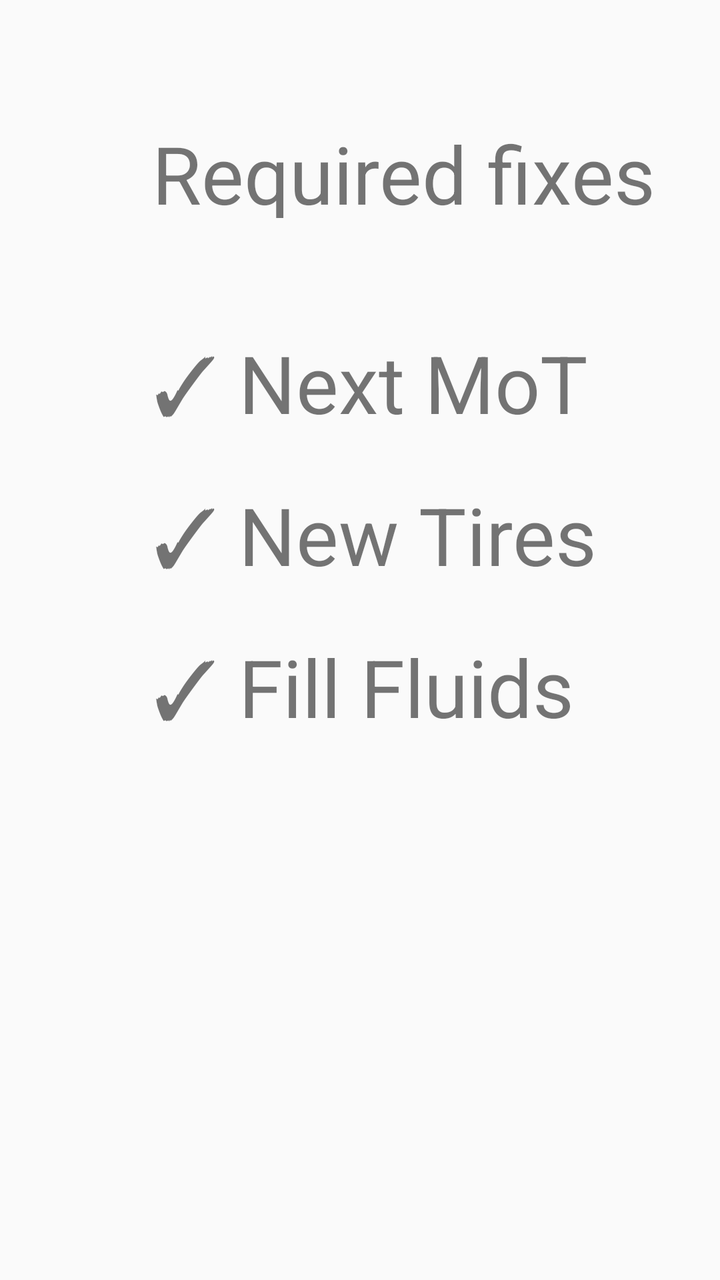
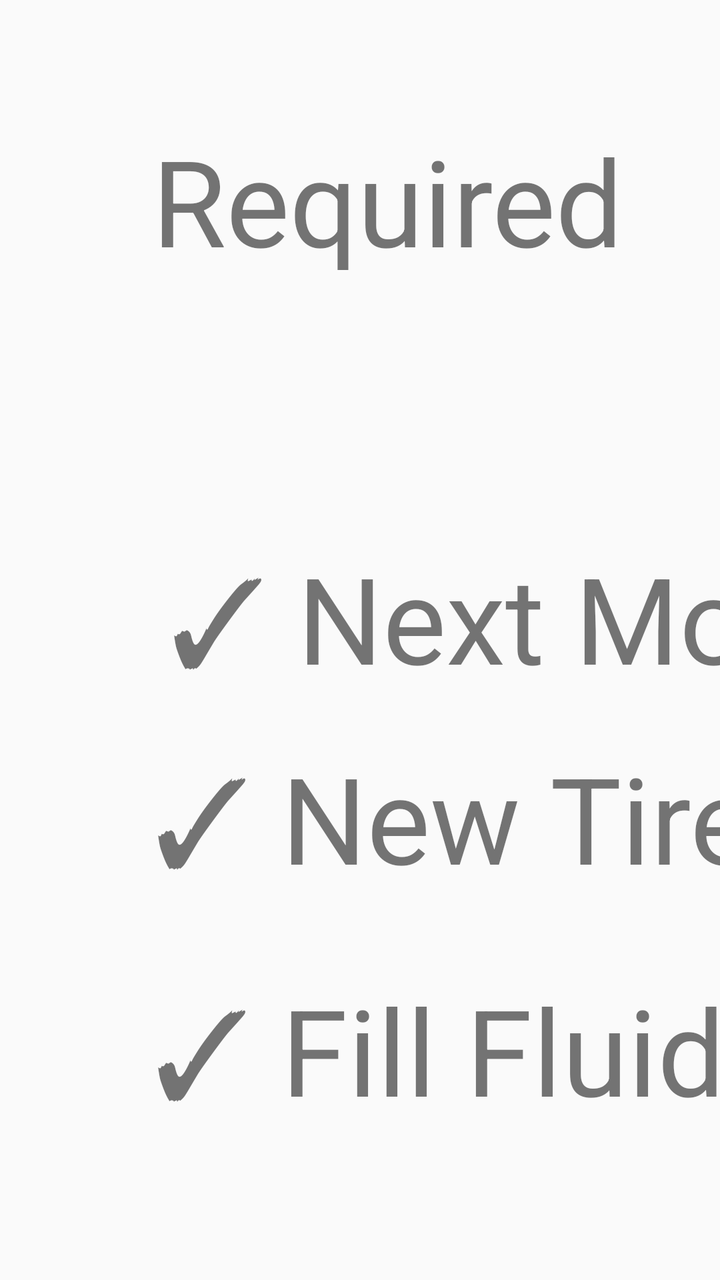

Screens rendered from an Android XML layout before and after an edit, with the pre-edit source and the edit as a unified diff.
<!-- AndroidManifest.xml: activity theme AppTheme.NoActionBar -->
<!-- res/layout/activity_schedule.xml -->
<?xml version="1.0" encoding="utf-8"?>
<android.support.constraint.ConstraintLayout xmlns:android="http://schemas.android.com/apk/res/android"
                                             xmlns:app="http://schemas.android.com/apk/res-auto" xmlns:tools="http://schemas.android.com/tools" android:layout_width="match_parent"
                                             android:layout_height="match_parent"
                                             tools:context=".ScheduleActivity">

    <TextView
            android:text="✓ Fill Fluids"
            android:layout_width="wrap_content"
            android:layout_height="0dp"
            android:id="@+id/checkBox6"
            android:textSize="40sp" android:layout_marginTop="316dp"
            app:layout_constraintTop_toTopOf="parent" android:layout_marginStart="76dp"
            app:layout_constraintStart_toStartOf="parent" android:layout_marginLeft="76dp"/>
    <TextView
            android:text="✓ New Tires"
            android:layout_width="wrap_content"
            android:layout_height="0dp"
            android:id="@+id/checkBox5"
            android:textSize="40sp"
            android:layout_marginTop="76dp"
            app:layout_constraintTop_toTopOf="@+id/checkBox3" android:layout_marginStart="76dp"
            app:layout_constraintStart_toStartOf="parent" android:layout_marginLeft="76dp"/>
    <CheckBox
            android:layout_width="348dp"
            android:layout_height="54dp"
            android:id="@+id/checkBox2"
            android:textSize="40sp"
            android:text="£10 Top up fluids" android:layout_marginTop="96dp"
            app:layout_constraintTop_toBottomOf="@+id/checkBox3" android:layout_marginStart="652dp"
            app:layout_constraintStart_toStartOf="parent" android:layout_marginLeft="652dp"/>
    <TextView
            android:text="✓ Next MoT"
            android:layout_width="wrap_content"
            android:layout_height="0dp"
            android:id="@+id/checkBox3"
            android:textSize="40sp" android:layout_marginTop="164dp"
            app:layout_constraintTop_toTopOf="parent" android:layout_marginStart="76dp"
            app:layout_constraintStart_toStartOf="parent" android:layout_marginLeft="76dp"/>
    <CheckBox
            android:text="£25 Refuel"
            android:layout_width="348dp"
            android:layout_height="0dp"
            android:id="@+id/checkBox4"
            android:textSize="40sp" android:layout_marginTop="164dp"
            app:layout_constraintTop_toTopOf="parent" android:layout_marginStart="652dp"
            app:layout_constraintStart_toStartOf="parent" android:layout_marginLeft="652dp"/>
    <CheckBox
            android:text="£15 Car Wash"
            android:layout_width="345dp"
            android:layout_height="wrap_content"
            android:id="@+id/checkBox"
            android:textSize="40sp"
            android:layout_marginStart="652dp"
            app:layout_constraintStart_toStartOf="parent" android:layout_marginLeft="652dp"
            android:layout_marginTop="240dp" app:layout_constraintTop_toTopOf="parent"/>
    <Button
            android:text="Next"
            android:layout_width="256dp"
            android:layout_height="78dp"
            android:id="@+id/nextButton" android:textSize="40sp"
            android:layout_marginStart="384dp"
            app:layout_constraintStart_toStartOf="parent" android:layout_marginLeft="384dp"
            android:layout_marginTop="496dp" app:layout_constraintTop_toTopOf="parent"/>
    <TextView
            android:text="Required fixes"
            android:layout_width="308dp"
            android:layout_height="49dp"
            android:id="@+id/textView7" app:layout_constraintStart_toStartOf="parent" android:layout_marginLeft="76dp"
            android:layout_marginStart="76dp" android:layout_marginTop="60dp"
            app:layout_constraintTop_toTopOf="parent" android:textSize="40sp"/>
    <TextView
            android:text="Extras"
            android:layout_width="308dp"
            android:layout_height="49dp"
            android:id="@+id/textView12" app:layout_constraintStart_toStartOf="parent" android:layout_marginLeft="652dp"
            android:layout_marginStart="652dp" android:layout_marginTop="60dp"
            app:layout_constraintTop_toTopOf="parent" android:textSize="40sp"/>
</android.support.constraint.ConstraintLayout>
<!-- resources referenced by this layout -->
<resources>
  <style name="AppTheme.NoActionBar">
          <item name="windowActionBar">false</item>
          <item name="windowNoTitle">true</item>
      </style>
</resources>

<!-- the commit's change to res/layout/activity_schedule.xml (unified diff, before → after) -->
@@ -9,71 +9,68 @@
             android:layout_width="wrap_content"
             android:layout_height="0dp"
             android:id="@+id/checkBox6"
-            android:textSize="40sp" android:layout_marginTop="316dp"
+            android:layout_marginTop="484dp"
             app:layout_constraintTop_toTopOf="parent" android:layout_marginStart="76dp"
-            app:layout_constraintStart_toStartOf="parent" android:layout_marginLeft="76dp"/>
+            app:layout_constraintStart_toStartOf="parent" android:layout_marginLeft="76dp" android:textSize="60sp "/>
     <TextView
             android:text="✓ New Tires"
             android:layout_width="wrap_content"
             android:layout_height="0dp"
             android:id="@+id/checkBox5"
-            android:textSize="40sp"
-            android:layout_marginTop="76dp"
+            android:layout_marginTop="100dp"
             app:layout_constraintTop_toTopOf="@+id/checkBox3" android:layout_marginStart="76dp"
-            app:layout_constraintStart_toStartOf="parent" android:layout_marginLeft="76dp"/>
+            app:layout_constraintStart_toStartOf="parent" android:layout_marginLeft="76dp" android:textSize="60sp "/>
     <CheckBox
-            android:layout_width="348dp"
-            android:layout_height="54dp"
+            android:layout_width="564dp"
+            android:layout_height="92dp"
             android:id="@+id/checkBox2"
-            android:textSize="40sp"
-            android:text="£10 Top up fluids" android:layout_marginTop="96dp"
-            app:layout_constraintTop_toBottomOf="@+id/checkBox3" android:layout_marginStart="652dp"
-            app:layout_constraintStart_toStartOf="parent" android:layout_marginLeft="652dp"/>
+            android:text="£10 Top up fluids" android:layout_marginTop="128dp"
+            app:layout_constraintTop_toBottomOf="@+id/checkBox3" android:layout_marginStart="648dp"
+            app:layout_constraintStart_toStartOf="parent" android:layout_marginLeft="648dp" android:textSize="60sp "/>
     <TextView
             android:text="✓ Next MoT"
             android:layout_width="wrap_content"
             android:layout_height="0dp"
             android:id="@+id/checkBox3"
-            android:textSize="40sp" android:layout_marginTop="164dp"
-            app:layout_constraintTop_toTopOf="parent" android:layout_marginStart="76dp"
-            app:layout_constraintStart_toStartOf="parent" android:layout_marginLeft="76dp"/>
+            android:layout_marginTop="268dp"
+            app:layout_constraintTop_toTopOf="parent" android:layout_marginStart="84dp"
+            app:layout_constraintStart_toStartOf="parent" android:layout_marginLeft="84dp" android:textSize="60sp "/>
     <CheckBox
             android:text="£25 Refuel"
-            android:layout_width="348dp"
-            android:layout_height="0dp"
+            android:layout_width="471dp"
+            android:layout_height="82dp"
             android:id="@+id/checkBox4"
-            android:textSize="40sp" android:layout_marginTop="164dp"
-            app:layout_constraintTop_toTopOf="parent" android:layout_marginStart="652dp"
-            app:layout_constraintStart_toStartOf="parent" android:layout_marginLeft="652dp"/>
+            android:layout_marginTop="260dp"
+            app:layout_constraintTop_toTopOf="parent" android:layout_marginStart="648dp"
+            app:layout_constraintStart_toStartOf="parent" android:layout_marginLeft="648dp" android:textSize="60sp "/>
     <CheckBox
             android:text="£15 Car Wash"
-            android:layout_width="345dp"
+            android:layout_width="560dp"
             android:layout_height="wrap_content"
             android:id="@+id/checkBox"
-            android:textSize="40sp"
-            android:layout_marginStart="652dp"
-            app:layout_constraintStart_toStartOf="parent" android:layout_marginLeft="652dp"
-            android:layout_marginTop="240dp" app:layout_constraintTop_toTopOf="parent"/>
+            android:layout_marginStart="644dp"
+            app:layout_constraintStart_toStartOf="parent" android:layout_marginLeft="644dp"
+            android:layout_marginTop="376dp" app:layout_constraintTop_toTopOf="parent" android:textSize="60sp "/>
     <Button
             android:text="Next"
-            android:layout_width="256dp"
-            android:layout_height="78dp"
-            android:id="@+id/nextButton" android:textSize="40sp"
-            android:layout_marginStart="384dp"
-            app:layout_constraintStart_toStartOf="parent" android:layout_marginLeft="384dp"
-            android:layout_marginTop="496dp" app:layout_constraintTop_toTopOf="parent"/>
+            android:layout_width="316dp"
+            android:layout_height="108dp"
+            android:id="@+id/nextButton" android:textSize="60sp"
+            android:layout_marginStart="480dp"
+            app:layout_constraintStart_toStartOf="parent" android:layout_marginLeft="480dp"
+            android:layout_marginTop="720dp" app:layout_constraintTop_toTopOf="parent"/>
     <TextView
             android:text="Required fixes"
             android:layout_width="308dp"
-            android:layout_height="49dp"
+            android:layout_height="75dp"
             android:id="@+id/textView7" app:layout_constraintStart_toStartOf="parent" android:layout_marginLeft="76dp"
             android:layout_marginStart="76dp" android:layout_marginTop="60dp"
-            app:layout_constraintTop_toTopOf="parent" android:textSize="40sp"/>
+            app:layout_constraintTop_toTopOf="parent" android:textSize="60sp "/>
     <TextView
             android:text="Extras"
             android:layout_width="308dp"
-            android:layout_height="49dp"
+            android:layout_height="0dp"
             android:id="@+id/textView12" app:layout_constraintStart_toStartOf="parent" android:layout_marginLeft="652dp"
             android:layout_marginStart="652dp" android:layout_marginTop="60dp"
-            app:layout_constraintTop_toTopOf="parent" android:textSize="40sp"/>
+            app:layout_constraintTop_toTopOf="parent" android:textSize="60sp "/>
 </android.support.constraint.ConstraintLayout>
